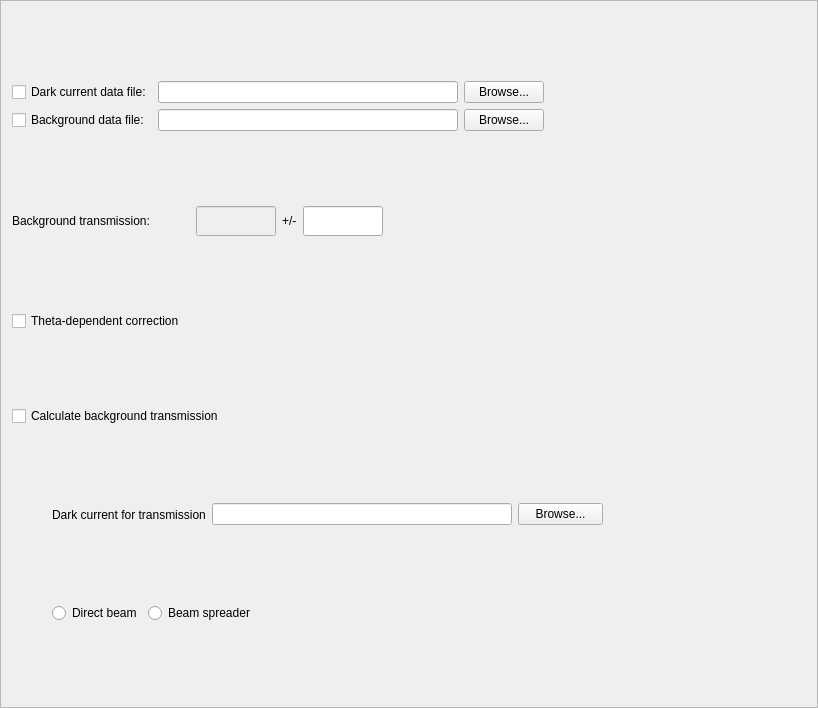
Above: Code/Mantid/scripts/Interface/ui/hfir_background.ui from mantidproject/mantid before the change. Below: the same form after it.
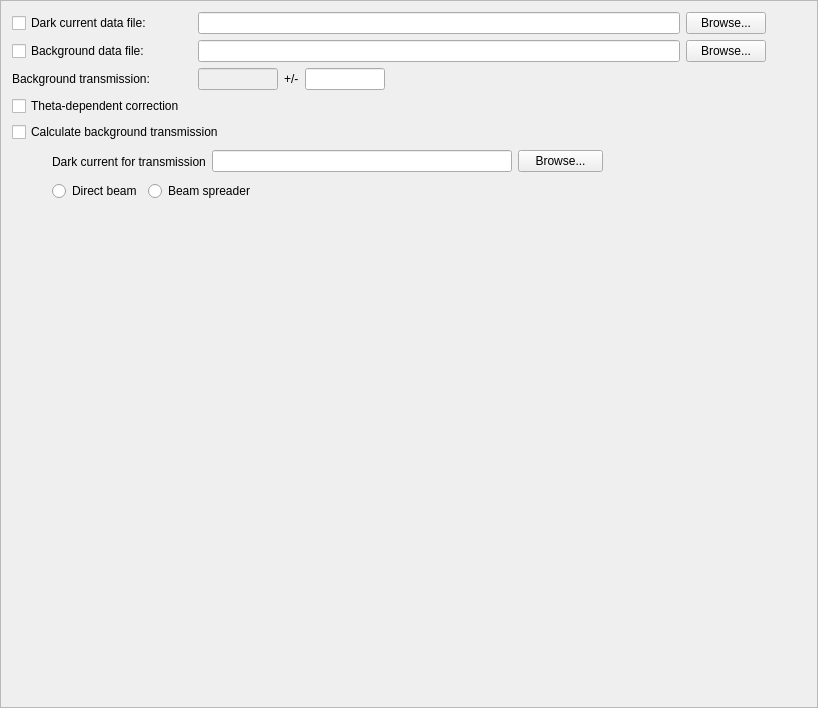
That is the form after the change.

Diff of the .ui file:
```diff
--- a/Code/Mantid/scripts/Interface/ui/hfir_background.ui
+++ b/Code/Mantid/scripts/Interface/ui/hfir_background.ui
@@ -22,13 +22,35 @@
   <property name="frameShadow">
    <enum>QFrame::Raised</enum>
   </property>
-  <layout class="QGridLayout" name="gridLayout_2">
-   <item row="0" column="0">
-    <layout class="QGridLayout" name="gridLayout">
-     <item row="0" column="1">
+  <layout class="QVBoxLayout" name="verticalLayout">
+   <item>
+    <layout class="QHBoxLayout" name="horizontalLayout_4">
+     <item>
+      <widget class="QCheckBox" name="dark_current_chk">
+       <property name="minimumSize">
+        <size>
+         <width>180</width>
+         <height>0</height>
+        </size>
+       </property>
+       <property name="maximumSize">
+        <size>
+         <width>16777215</width>
+         <height>16777215</height>
+        </size>
+       </property>
+       <property name="toolTip">
+        <string>Select to apply a dark current subtraction.</string>
+       </property>
+       <property name="text">
+        <string>Dark current data file:</string>
+       </property>
+      </widget>
+     </item>
+     <item>
       <widget class="QLineEdit" name="dark_current_edit">
        <property name="sizePolicy">
-        <sizepolicy hsizetype="Fixed" vsizetype="Fixed">
+        <sizepolicy hsizetype="Expanding" vsizetype="Fixed">
          <horstretch>0</horstretch>
          <verstretch>0</verstretch>
         </sizepolicy>
@@ -41,7 +63,7 @@
        </property>
        <property name="maximumSize">
         <size>
-         <width>300</width>
+         <width>16777215</width>
          <height>16777215</height>
         </size>
        </property>
@@ -50,7 +72,7 @@
        </property>
       </widget>
      </item>
-     <item row="0" column="2">
+     <item>
       <widget class="QPushButton" name="dark_current_browse">
        <property name="sizePolicy">
         <sizepolicy hsizetype="Fixed" vsizetype="Fixed">
@@ -63,8 +85,34 @@
        </property>
       </widget>
      </item>
-     <item row="1" column="0">
+     <item>
+      <spacer name="horizontalSpacer_5">
+       <property name="orientation">
+        <enum>Qt::Horizontal</enum>
+       </property>
+       <property name="sizeType">
+        <enum>QSizePolicy::Fixed</enum>
+       </property>
+       <property name="sizeHint" stdset="0">
+        <size>
+         <width>40</width>
+         <height>20</height>
+        </size>
+       </property>
+      </spacer>
+     </item>
+    </layout>
+   </item>
+   <item>
+    <layout class="QHBoxLayout" name="horizontalLayout_5">
+     <item>
       <widget class="QCheckBox" name="background_chk">
+       <property name="minimumSize">
+        <size>
+         <width>180</width>
+         <height>0</height>
+        </size>
+       </property>
        <property name="maximumSize">
         <size>
          <width>16777215</width>
@@ -79,10 +127,10 @@
        </property>
       </widget>
      </item>
-     <item row="1" column="1">
+     <item>
       <widget class="QLineEdit" name="background_edit">
        <property name="sizePolicy">
-        <sizepolicy hsizetype="Fixed" vsizetype="Fixed">
+        <sizepolicy hsizetype="Expanding" vsizetype="Fixed">
          <horstretch>0</horstretch>
          <verstretch>0</verstretch>
         </sizepolicy>
@@ -95,7 +143,7 @@
        </property>
        <property name="maximumSize">
         <size>
-         <width>300</width>
+         <width>16777215</width>
          <height>16777215</height>
         </size>
        </property>
@@ -104,7 +152,7 @@
        </property>
       </widget>
      </item>
-     <item row="1" column="2">
+     <item>
       <widget class="QPushButton" name="background_browse">
        <property name="sizePolicy">
         <sizepolicy hsizetype="Fixed" vsizetype="Fixed">
@@ -117,27 +165,14 @@
        </property>
       </widget>
      </item>
-     <item row="0" column="0">
-      <widget class="QCheckBox" name="dark_current_chk">
-       <property name="maximumSize">
-        <size>
-         <width>16777215</width>
-         <height>16777215</height>
-        </size>
-       </property>
-       <property name="toolTip">
-        <string>Select to apply a dark current subtraction.</string>
-       </property>
-       <property name="text">
-        <string>Dark current data file:</string>
-       </property>
-      </widget>
-     </item>
-     <item row="0" column="3">
-      <spacer name="horizontalSpacer_5">
+     <item>
+      <spacer name="horizontalSpacer_8">
        <property name="orientation">
         <enum>Qt::Horizontal</enum>
        </property>
+       <property name="sizeType">
+        <enum>QSizePolicy::Fixed</enum>
+       </property>
        <property name="sizeHint" stdset="0">
         <size>
          <width>40</width>
@@ -148,7 +183,7 @@
      </item>
     </layout>
    </item>
-   <item row="1" column="0">
+   <item>
     <layout class="QHBoxLayout" name="horizontalLayout">
      <item>
       <widget class="QLabel" name="bck_trans_label">
@@ -158,27 +193,17 @@
          <verstretch>0</verstretch>
         </sizepolicy>
        </property>
+       <property name="minimumSize">
+        <size>
+         <width>180</width>
+         <height>0</height>
+        </size>
+       </property>
        <property name="text">
         <string>Background transmission:</string>
        </property>
       </widget>
      </item>
-     <item>
-      <spacer name="horizontalSpacer_2">
-       <property name="orientation">
-        <enum>Qt::Horizontal</enum>
-       </property>
-       <property name="sizeType">
-        <enum>QSizePolicy::Fixed</enum>
-       </property>
-       <property name="sizeHint" stdset="0">
-        <size>
-         <width>40</width>
-         <height>20</height>
-        </size>
-       </property>
-      </spacer>
-     </item>
      <item>
       <widget class="QLineEdit" name="transmission_edit">
        <property name="enabled">
@@ -251,7 +276,14 @@
      </item>
     </layout>
    </item>
-   <item row="3" column="0">
+   <item>
+    <widget class="QCheckBox" name="theta_dep_chk">
+     <property name="text">
+      <string>Theta-dependent correction</string>
+     </property>
+    </widget>
+   </item>
+   <item>
     <widget class="QCheckBox" name="calculate_trans_chk">
      <property name="toolTip">
       <string>Select to let the reduction software calculate the background transmission.</string>
@@ -261,70 +293,7 @@
      </property>
     </widget>
    </item>
-   <item row="5" column="0">
-    <layout class="QHBoxLayout" name="horizontalLayout_2">
-     <item>
-      <spacer name="horizontalSpacer_4">
-       <property name="orientation">
-        <enum>Qt::Horizontal</enum>
-       </property>
-       <property name="sizeType">
-        <enum>QSizePolicy::Fixed</enum>
-       </property>
-       <property name="sizeHint" stdset="0">
-        <size>
-         <width>40</width>
-         <height>20</height>
-        </size>
-       </property>
-      </spacer>
-     </item>
-     <item>
-      <widget class="QRadioButton" name="trans_direct_chk">
-       <property name="toolTip">
-        <string>Select to use the direct beam method for transmission calculation.</string>
-       </property>
-       <property name="text">
-        <string>Direct beam</string>
-       </property>
-      </widget>
-     </item>
-     <item>
-      <widget class="QRadioButton" name="trans_spreader_chk">
-       <property name="toolTip">
-        <string>Select to use the beam spreader (glassy carbon) method for transmission calculation.</string>
-       </property>
-       <property name="text">
-        <string>Beam spreader</string>
-       </property>
-      </widget>
-     </item>
-     <item>
-      <spacer name="horizontalSpacer_3">
-       <property name="orientation">
-        <enum>Qt::Horizontal</enum>
-       </property>
-       <property name="sizeHint" stdset="0">
-        <size>
-         <width>40</width>
-         <height>20</height>
-        </size>
-       </property>
-      </spacer>
-     </item>
-    </layout>
-   </item>
-   <item row="6" column="0">
-    <layout class="QVBoxLayout" name="widget_placeholder"/>
-   </item>
-   <item row="2" column="0">
-    <widget class="QCheckBox" name="theta_dep_chk">
-     <property name="text">
-      <string>Theta-dependent correction</string>
-     </property>
-    </widget>
-   </item>
-   <item row="4" column="0">
+   <item>
     <layout class="QHBoxLayout" name="horizontalLayout_3">
      <item>
       <spacer name="horizontalSpacer_7">
@@ -432,6 +401,75 @@
      </item>
     </layout>
    </item>
+   <item>
+    <layout class="QHBoxLayout" name="horizontalLayout_2">
+     <item>
+      <spacer name="horizontalSpacer_4">
+       <property name="orientation">
+        <enum>Qt::Horizontal</enum>
+       </property>
+       <property name="sizeType">
+        <enum>QSizePolicy::Fixed</enum>
+       </property>
+       <property name="sizeHint" stdset="0">
+        <size>
+         <width>40</width>
+         <height>20</height>
+        </size>
+       </property>
+      </spacer>
+     </item>
+     <item>
+      <widget class="QRadioButton" name="trans_direct_chk">
+       <property name="toolTip">
+        <string>Select to use the direct beam method for transmission calculation.</string>
+       </property>
+       <property name="text">
+        <string>Direct beam</string>
+       </property>
+      </widget>
+     </item>
+     <item>
+      <widget class="QRadioButton" name="trans_spreader_chk">
+       <property name="toolTip">
+        <string>Select to use the beam spreader (glassy carbon) method for transmission calculation.</string>
+       </property>
+       <property name="text">
+        <string>Beam spreader</string>
+       </property>
+      </widget>
+     </item>
+     <item>
+      <spacer name="horizontalSpacer_3">
+       <property name="orientation">
+        <enum>Qt::Horizontal</enum>
+       </property>
+       <property name="sizeHint" stdset="0">
+        <size>
+         <width>40</width>
+         <height>20</height>
+        </size>
+       </property>
+      </spacer>
+     </item>
+    </layout>
+   </item>
+   <item>
+    <layout class="QVBoxLayout" name="widget_placeholder"/>
+   </item>
+   <item>
+    <spacer name="verticalSpacer">
+     <property name="orientation">
+      <enum>Qt::Vertical</enum>
+     </property>
+     <property name="sizeHint" stdset="0">
+      <size>
+       <width>20</width>
+       <height>40</height>
+      </size>
+     </property>
+    </spacer>
+   </item>
   </layout>
  </widget>
  <resources/>
```
